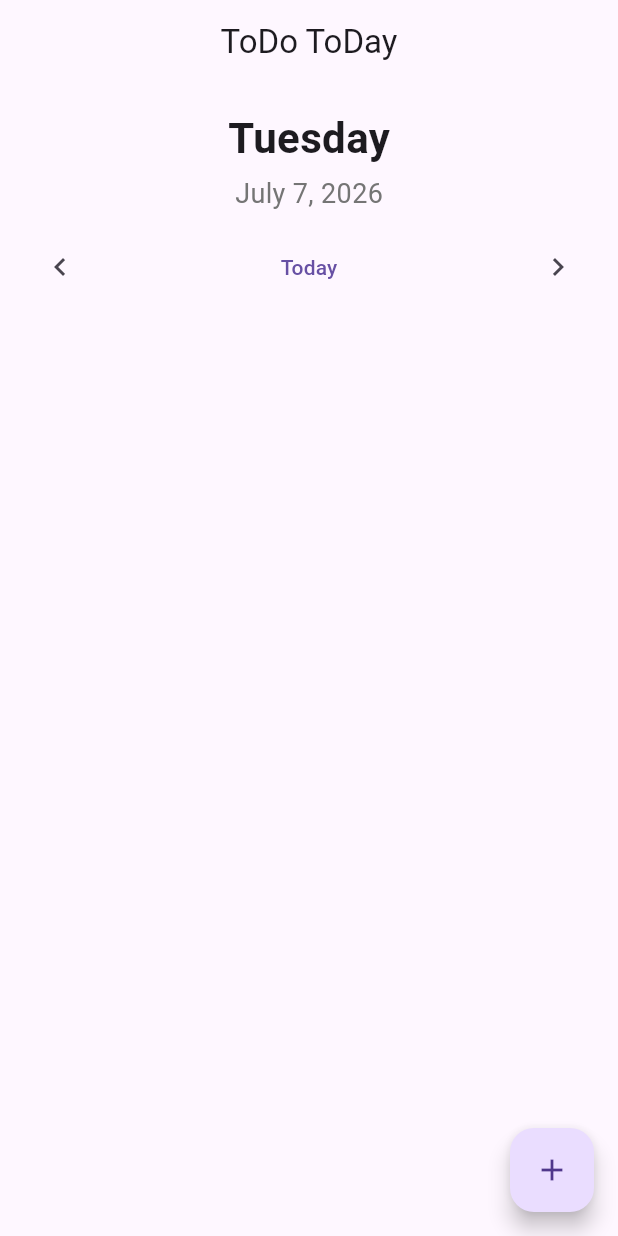
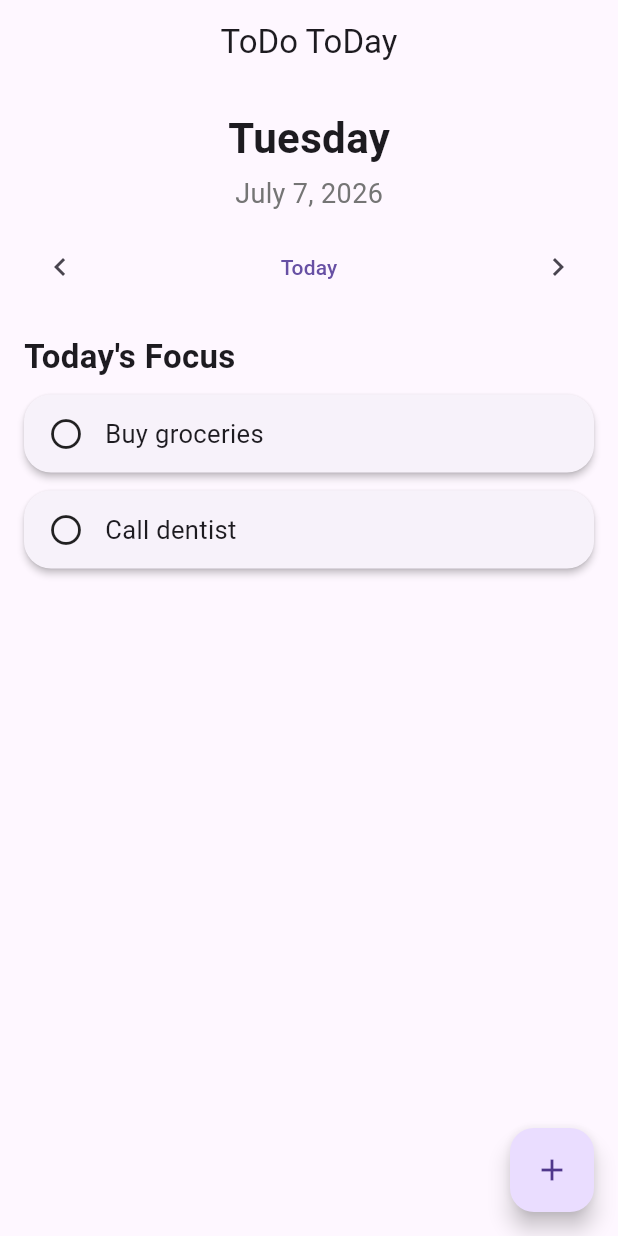
Before and after one commit to BryanDossey/ToDoToDay, a Flutter app: the screen it shows after launch, on a phone screen of 412 x 824 dp. Run offline on Flutter 3.47's test engine with Material 3 defaults, Android fonts, the light colour scheme and no system bars.

Commit message:
Add custom task cards

```diff
--- a/lib/screens/home_screen.dart
+++ b/lib/screens/home_screen.dart
@@ -1,6 +1,8 @@
 import 'package:flutter/material.dart';
+import 'package:intl/intl.dart';
+
 import '../models/task.dart';
-import 'package:intl/intl.dart';
+import '../widgets/task_card.dart';
 
 class HomeScreen extends StatefulWidget {
   const HomeScreen({super.key});
@@ -40,13 +42,9 @@ class _HomeScreenState extends State<HomeScreen> {
     return a.year == b.year && a.month == b.month && a.day == b.day;
   }
 
-  String dayName(DateTime date) {
-  return DateFormat('EEEE').format(date);
-}
+  String dayName(DateTime date) => DateFormat('EEEE').format(date);
 
-String fullDate(DateTime date) {
-  return DateFormat('MMMM d, yyyy').format(date);
-}
+  String fullDate(DateTime date) => DateFormat('MMMM d, yyyy').format(date);
 
   void goToPreviousDay() {
     setState(() {
@@ -190,9 +188,7 @@ String fullDate(DateTime date) {
                   fontWeight: FontWeight.bold,
                 ),
               ),
-
               const SizedBox(height: 4),
-
               Text(
                 fullDate(selectedDate),
                 style: TextStyle(
@@ -200,9 +196,7 @@ String fullDate(DateTime date) {
                   color: Colors.grey.shade600,
                 ),
               ),
-
               const SizedBox(height: 12),
-
               Row(
                 mainAxisAlignment: MainAxisAlignment.spaceBetween,
                 children: [
@@ -210,7 +204,6 @@ String fullDate(DateTime date) {
                     onPressed: goToPreviousDay,
                     icon: const Icon(Icons.chevron_left),
                   ),
-
                   TextButton(
                     onPressed: () {
                       setState(() {
@@ -219,7 +212,6 @@ String fullDate(DateTime date) {
                     },
                     child: const Text("Today"),
                   ),
-
                   IconButton(
                     onPressed: goToNextDay,
                     icon: const Icon(Icons.chevron_right),
@@ -228,6 +220,50 @@ String fullDate(DateTime date) {
               ),
             ],
           ),
+
+          const SizedBox(height: 20),
+
+          const Text(
+            "Today's Focus",
+            style: TextStyle(
+              fontSize: 22,
+              fontWeight: FontWeight.bold,
+            ),
+          ),
+
+          const SizedBox(height: 10),
+
+          if (activeTasks.isEmpty)
+            const Padding(
+              padding: EdgeInsets.symmetric(vertical: 20),
+              child: Text("Nothing scheduled. Enjoy your day."),
+            ),
+
+          for (final task in activeTasks)
+            TaskCard(
+              title: task.title,
+              icon: Icons.circle_outlined,
+              onTap: () => showTaskActions(task),
+            ),
+
+          if (completedTasks.isNotEmpty) ...[
+            const SizedBox(height: 24),
+            const Text(
+              "Done Today",
+              style: TextStyle(
+                fontSize: 22,
+                fontWeight: FontWeight.bold,
+              ),
+            ),
+            const SizedBox(height: 10),
+            for (final task in completedTasks)
+              TaskCard(
+                title: task.title,
+                icon: Icons.check_circle,
+                isCompleted: true,
+                onTap: () => showTaskActions(task),
+              ),
+          ],
         ],
       ),
       floatingActionButton: FloatingActionButton(
--- /dev/null
+++ b/lib/widgets/task_card.dart
@@ -0,0 +1,50 @@
+import 'package:flutter/material.dart';
+
+class TaskCard extends StatelessWidget {
+  final String title;
+  final IconData icon;
+  final bool isCompleted;
+  final VoidCallback onTap;
+
+  const TaskCard({
+    super.key,
+    required this.title,
+    required this.icon,
+    required this.onTap,
+    this.isCompleted = false,
+  });
+
+  @override
+  Widget build(BuildContext context) {
+    return Card(
+      elevation: 2,
+      margin: const EdgeInsets.only(bottom: 12),
+      shape: RoundedRectangleBorder(
+        borderRadius: BorderRadius.circular(18),
+      ),
+      child: InkWell(
+        borderRadius: BorderRadius.circular(18),
+        onTap: onTap,
+        child: Padding(
+          padding: const EdgeInsets.symmetric(horizontal: 16, vertical: 14),
+          child: Row(
+            children: [
+              Icon(icon),
+              const SizedBox(width: 14),
+              Expanded(
+                child: Text(
+                  title,
+                  style: TextStyle(
+                    fontSize: 17,
+                    decoration:
+                        isCompleted ? TextDecoration.lineThrough : null,
+                  ),
+                ),
+              ),
+            ],
+          ),
+        ),
+      ),
+    );
+  }
+}
```
Lines whose indentation alone changed are shown as unchanged.
